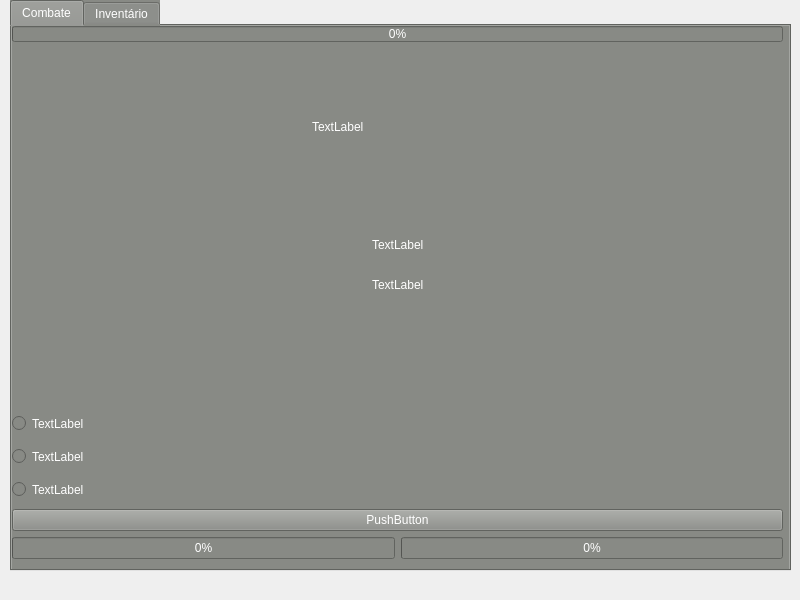
This is level.ui in miguelsrrobo/Tagmar as Qt 5 draws it before an edit. The edited form follows.
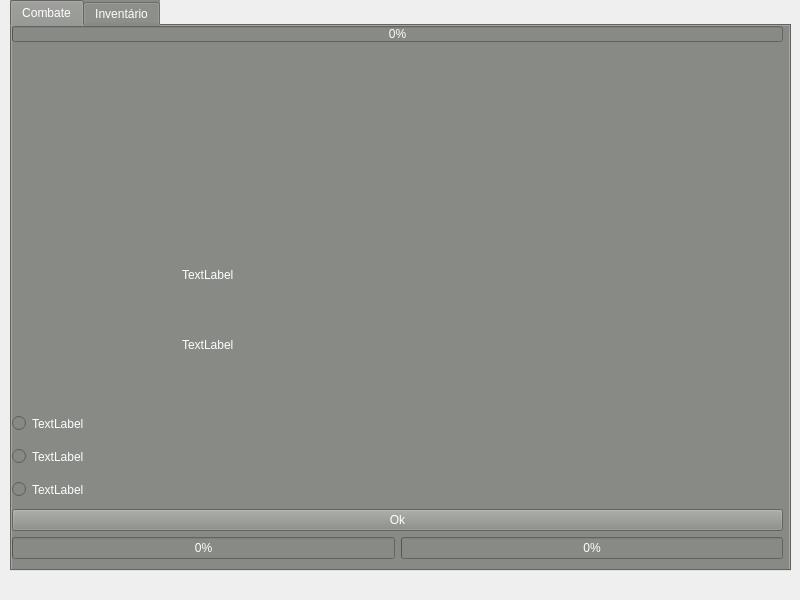
This is the edited form. Icons and pictures are not drawn.

```diff
--- a/level.ui
+++ b/level.ui
@@ -59,21 +59,21 @@
      <widget class="QLabel" name="label">
       <property name="geometry">
        <rect>
-        <x>300</x>
+        <x>260</x>
         <y>20</y>
-        <width>201</width>
-        <height>161</height>
+        <width>241</width>
+        <height>211</height>
        </rect>
       </property>
       <property name="text">
-       <string>TextLabel</string>
+       <string/>
       </property>
      </widget>
      <widget class="QLabel" name="label_6">
       <property name="geometry">
        <rect>
-        <x>360</x>
-        <y>210</y>
+        <x>170</x>
+        <y>240</y>
         <width>67</width>
         <height>17</height>
        </rect>
@@ -85,8 +85,8 @@
      <widget class="QLabel" name="label_7">
       <property name="geometry">
        <rect>
-        <x>360</x>
-        <y>250</y>
+        <x>170</x>
+        <y>310</y>
         <width>67</width>
         <height>17</height>
        </rect>
@@ -206,7 +206,7 @@
             <string notr="true"/>
            </property>
            <property name="text">
-            <string>PushButton</string>
+            <string>Ok</string>
            </property>
           </widget>
          </item>
```
Left out of the diff: 14 changed lines with no effect on the pictures.
